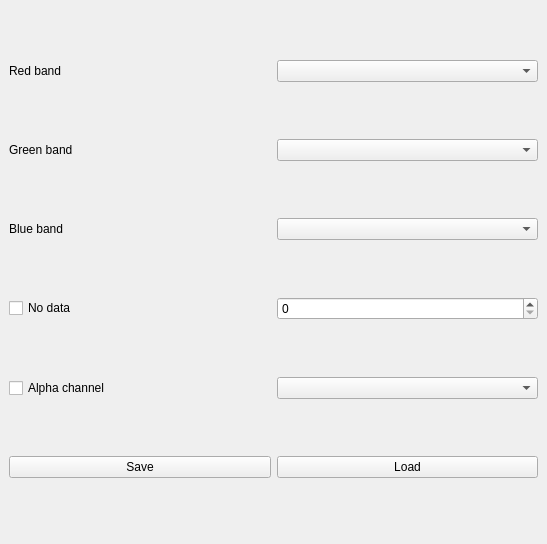
Above: RasterDisplayComposer_dockwidget_base.ui from amondot/RasterDisplayComposer before the change. Below: the same form after it.
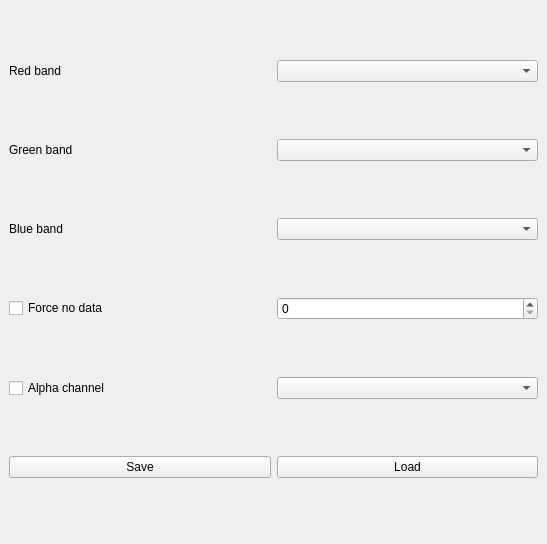
That is the form after the change.

Commit message: ENH Add no data

```diff
--- a/RasterDisplayComposer_dockwidget_base.ui
+++ b/RasterDisplayComposer_dockwidget_base.ui
@@ -21,7 +21,7 @@
     <item row="4" column="0">
      <widget class="QCheckBox" name="checkBox_noData">
       <property name="text">
-       <string>No data</string>
+       <string>Force no data</string>
       </property>
      </widget>
     </item>
```
The commit also changes 2 other files.
